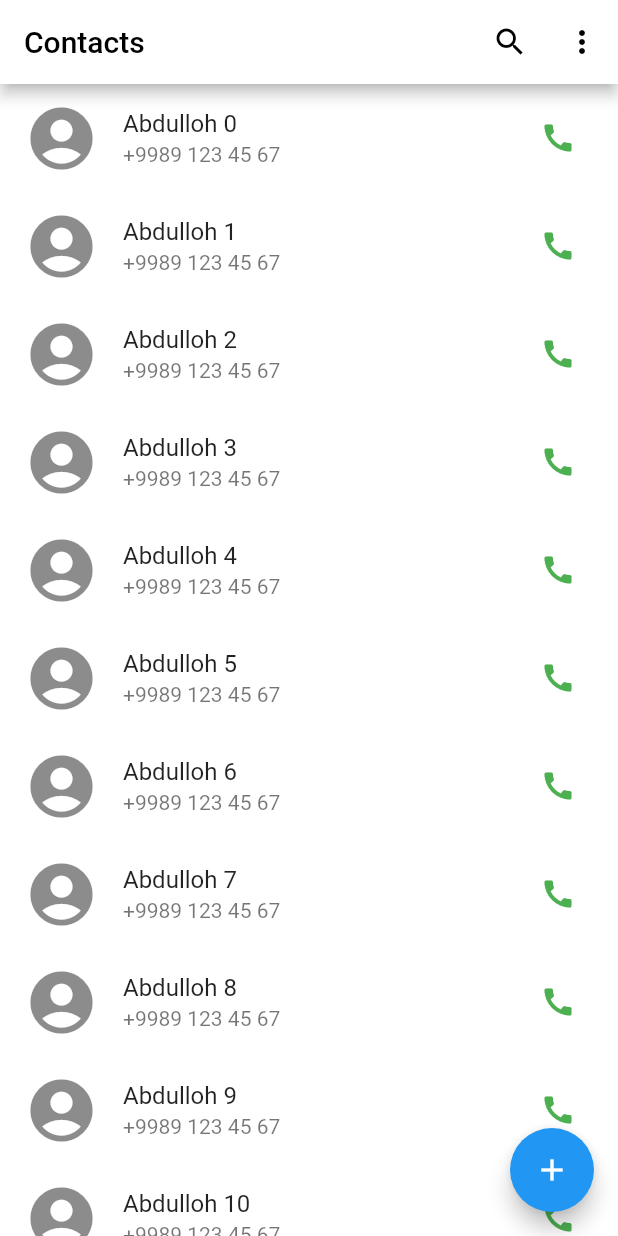
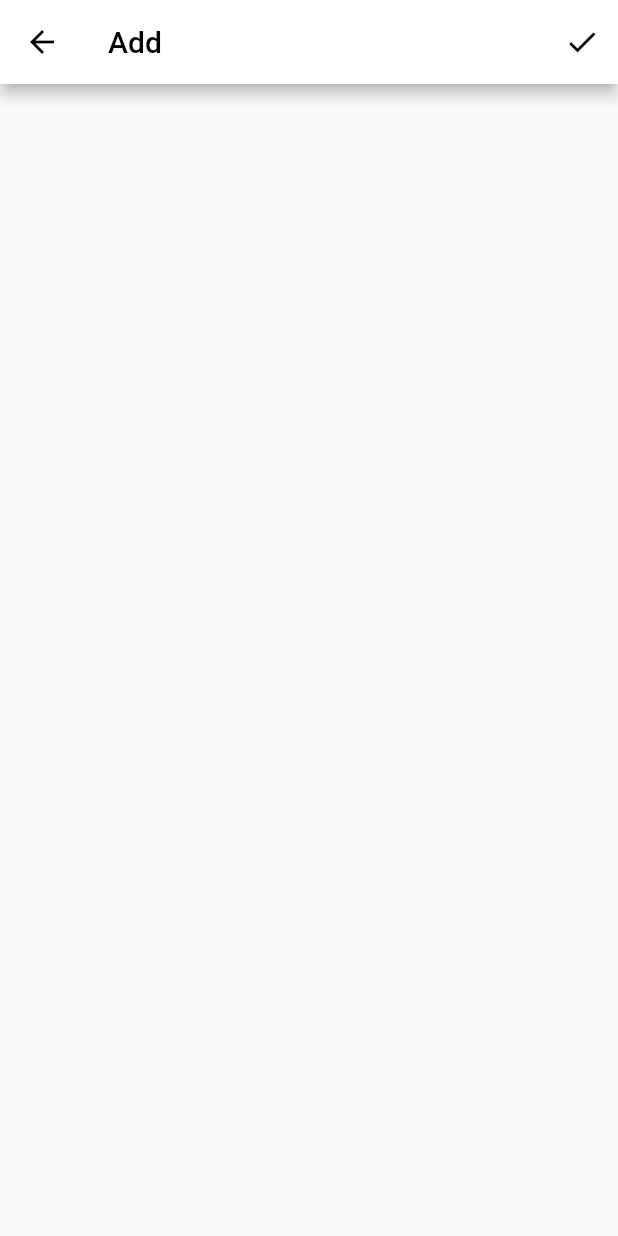
Before and after one commit to Abdusamad98/test_project, a Flutter app: the screen it shows after launch, after a tap on the "add" icon, on a phone screen of 412 x 824 dp. Run offline on Flutter 3.47's test engine with Material 2 defaults, Android fonts, the phone set to English and light mode, and no system bars.

Commit message:
some changes

```diff
--- a/lib/ui/add_contact_screen.dart
+++ b/lib/ui/add_contact_screen.dart
@@ -0,0 +1,41 @@
+import 'package:flutter/material.dart';
+
+class AddContactScreen extends StatefulWidget {
+  const AddContactScreen({super.key});
+
+  @override
+  State<AddContactScreen> createState() => _AddContactScreenState();
+}
+
+class _AddContactScreenState extends State<AddContactScreen> {
+  @override
+  Widget build(BuildContext context) {
+    return Scaffold(
+      appBar: AppBar(
+        backgroundColor: Colors.white,
+        title: const Text(
+          "Add",
+          style: TextStyle(color: Colors.black),
+        ),
+        leading: IconButton(
+          onPressed: () {
+            Navigator.pop(context);
+          },
+          icon: const Icon(
+            Icons.arrow_back,
+            color: Colors.black,
+          ),
+        ),
+        actions: [
+          IconButton(
+            onPressed: () {},
+            icon: const Icon(
+              Icons.done,
+              color: Colors.black,
+            ),
+          ),
+        ],
+      ),
+    );
+  }
+}
--- a/lib/ui/contacts_screen.dart
+++ b/lib/ui/contacts_screen.dart
@@ -1,6 +1,8 @@
 import 'package:flutter/material.dart';
 import 'package:flutter/services.dart';
 import 'package:test_project/models/contact_model.dart';
+import 'package:test_project/ui/add_contact_screen.dart';
+import 'package:url_launcher/url_launcher.dart';
 
 class ContactsScreen extends StatefulWidget {
   const ContactsScreen({super.key});
@@ -59,7 +61,11 @@ class _ContactsScreenState extends State<ContactsScreen> {
               size: 50,
             ),
             trailing: IconButton(
-              onPressed: () {},
+              onPressed: () async {
+                await launchUrl(
+                  Uri.parse("tel:${contacts[index].contactPhone}"),
+                );
+              },
               icon: const Icon(
                 Icons.call,
                 color: Colors.green,
@@ -69,7 +75,16 @@ class _ContactsScreenState extends State<ContactsScreen> {
         }),
       ),
       floatingActionButton: FloatingActionButton(
-        onPressed: () {},
+        onPressed: () {
+          Navigator.push(
+            context,
+            MaterialPageRoute(
+              builder: (context) {
+                return AddContactScreen();
+              },
+            ),
+          );
+        },
         child: const Icon(Icons.add),
       ),
     );
--- a/pubspec.yaml
+++ b/pubspec.yaml
@@ -35,6 +35,7 @@ dependencies:
   # The following adds the Cupertino Icons font to your application.
   # Use with the CupertinoIcons class for iOS style icons.
   cupertino_icons: ^1.0.2
+  url_launcher: ^6.1.12
 
 dev_dependencies:
   flutter_test:
```
Also changed, not shown: pubspec.lock, 2 other files.
